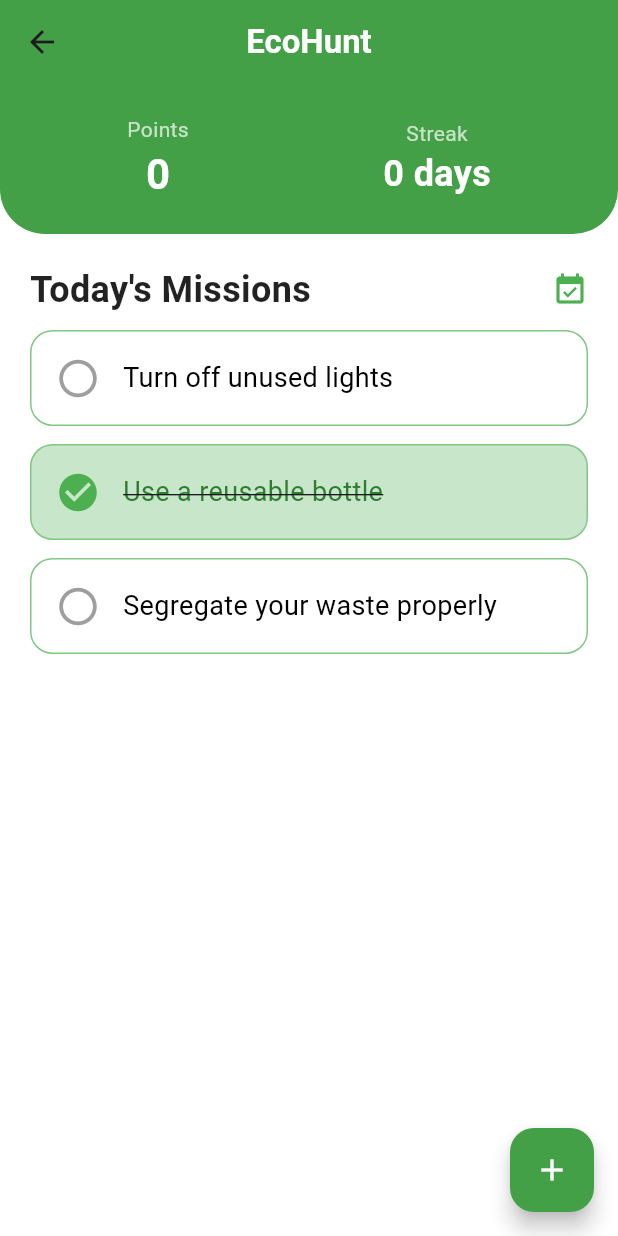
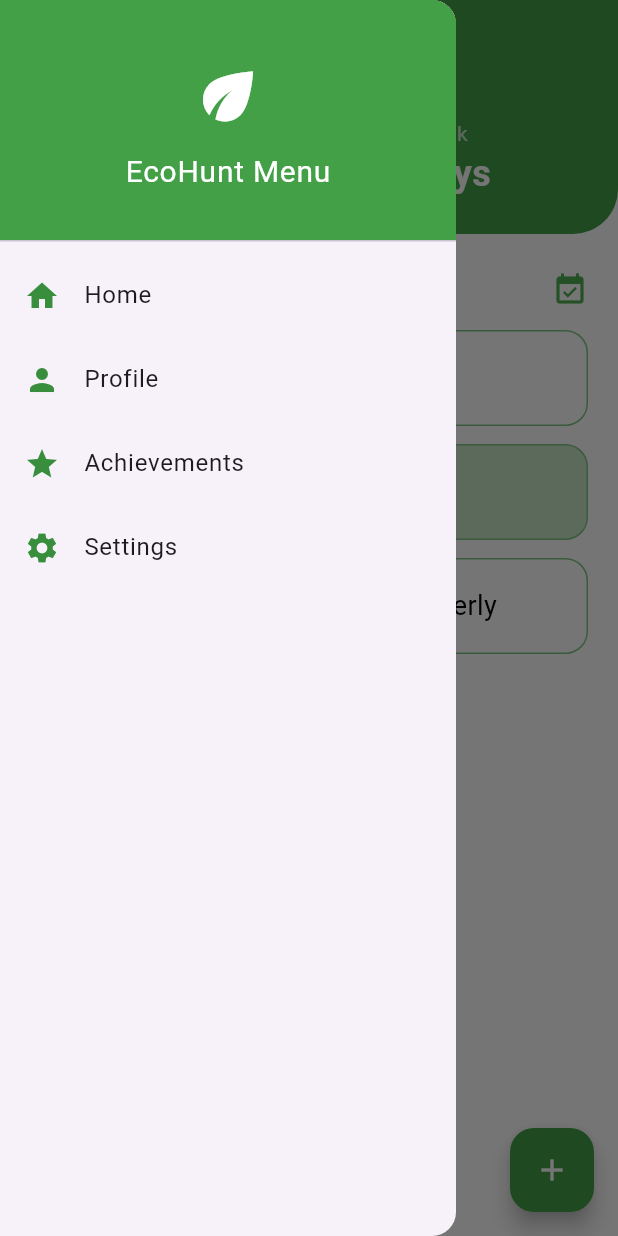
Before and after one commit to seanyxx/Final_EcoHunt, a Flutter app: the HomeScreen screen opened by its route, with the side drawer open (before the commit the screen has no drawer), on a phone screen of 412 x 824 dp. Run offline on Flutter 3.47's test engine with Material 3 defaults, Android fonts, the phone set to English and light mode, and no system bars; our stand-ins replace shared_preferences; accounts and stored records are empty.

Commit message:
Restored app navigation and updated HomeScreen UI

```diff
--- a/lib/main.dart
+++ b/lib/main.dart
@@ -1,11 +1,13 @@
-// lib/main.dart
 import 'package:flutter/material.dart';
 import 'screens/splash_screen.dart';
 import 'screens/onboarding_screen.dart';
 import 'screens/home_screen.dart';
+import 'screens/profile_screen.dart';
+import 'screens/settings_screen.dart';
+import 'screens/achievements_screen.dart';
 
 void main() {
-  runApp(EcoHuntApp());
+  runApp(const EcoHuntApp());
 }
 
 class EcoHuntApp extends StatelessWidget {
@@ -20,16 +22,14 @@ class EcoHuntApp extends StatelessWidget {
         textTheme: Typography.blackMountainView.apply(fontSizeFactor: 1.0),
         scaffoldBackgroundColor: Colors.white,
       ),
-      home: SplashScreen(),
+      home: const SplashScreen(),
       routes: {
-        '/onboarding': (_) => OnboardingScreen(),
-        '/home': (_) => HomeScreen(),
+        '/onboarding': (_) => const OnboardingScreen(),
+        '/home': (_) => const HomeScreen(),
+        '/profile': (_) => const ProfileScreen(),
+        '/settings': (_) => const SettingsScreen(),
+        '/achievements': (_) => const AchievementsScreen(),
       },
     );
   }
 }
-
-// NOTE TO TEAM:
-// The original combined UI code has now been removed from main.dart.
-// Next steps: create the files inside /screens and /widgets folders.
-// I will generate each file when you say "Create the screens folder now."
--- a/lib/screens/home_screen.dart
+++ b/lib/screens/home_screen.dart
@@ -13,7 +13,6 @@ class HomeScreen extends StatefulWidget {
 class _HomeScreenState extends State<HomeScreen> {
   int points = 0;
   int streak = 0;
-
   List<Mission> missions = [];
 
   @override
@@ -30,8 +29,8 @@ class _HomeScreenState extends State<HomeScreen> {
     setState(() {
       points = loadedPoints;
       streak = loadedStreak;
+
       if (loadedMissions.isEmpty) {
-        // initialize defaults if none saved
         missions = [
           Mission(title: 'Turn off unused lights'),
           Mission(title: 'Use a reusable bottle', completed: true),
@@ -43,17 +42,17 @@ class _HomeScreenState extends State<HomeScreen> {
       }
     });
 
-    // Ensure achievements reflect current data
     await _updateAchievements();
   }
 
   void toggleMission(int index) {
     final wasCompleted = missions[index].completed;
+
     setState(() {
       missions[index].completed = !wasCompleted;
     });
 
-    // Update points: add when marking completed, subtract when unmarking
+    // Add or remove points
     if (!wasCompleted && missions[index].completed) {
       points += missions[index].points;
     } else if (wasCompleted && !missions[index].completed) {
@@ -61,37 +60,23 @@ class _HomeScreenState extends State<HomeScreen> {
       if (points < 0) points = 0;
     }
 
-    // Persist changes
     LocalStorage.saveMissions(missions);
     LocalStorage.savePoints(points);
-
-    // Recompute achievements and persist
     _updateAchievements();
   }
 
   Future<void> _updateAchievements() async {
     final completedCount = missions.where((m) => m.completed).length;
-    final List<Map<String, dynamic>> achievements = [
+
+    final achievements = [
       {
         'title': 'First Mission Completed',
         'points': 10,
         'completed': completedCount >= 1,
       },
-      {
-        'title': '3-Day Streak',
-        'points': 30,
-        'completed': streak >= 3,
-      },
-      {
-        'title': '5 Eco Tasks',
-        'points': 50,
-        'completed': completedCount >= 5,
-      },
-      {
-        'title': 'Green Hero',
-        'points': 100,
-        'completed': points >= 100,
-      },
+      {'title': '3-Day Streak', 'points': 30, 'completed': streak >= 3},
+      {'title': '5 Eco Tasks', 'points': 50, 'completed': completedCount >= 5},
+      {'title': 'Green Hero', 'points': 100, 'completed': points >= 100},
     ];
 
     await LocalStorage.saveAchievements(achievements);
@@ -99,6 +84,7 @@ class _HomeScreenState extends State<HomeScreen> {
 
   Future<void> _addMissionDialog() async {
     final controller = TextEditingController();
+
     final result = await showDialog<String?>(
       context: context,
       builder: (context) => AlertDialog(
@@ -121,8 +107,7 @@ class _HomeScreenState extends State<HomeScreen> {
     );
 
     if (result != null && result.isNotEmpty) {
-      final newMission = Mission(title: result);
-      setState(() => missions.add(newMission));
+      setState(() => missions.add(Mission(title: result)));
       await LocalStorage.saveMissions(missions);
     }
   }
@@ -130,6 +115,59 @@ class _HomeScreenState extends State<HomeScreen> {
   @override
   Widget build(BuildContext context) {
     return Scaffold(
+      // --------------------------------------------------------
+      // 🟢 Navigation Drawer (Restores Profile/Settings/etc.)
+      // --------------------------------------------------------
+      drawer: Drawer(
+        child: ListView(
+          padding: EdgeInsets.zero,
+          children: [
+            DrawerHeader(
+              decoration: BoxDecoration(color: Colors.green.shade600),
+              child: Column(
+                mainAxisAlignment: MainAxisAlignment.center,
+                children: const [
+                  Icon(Icons.eco, size: 50, color: Colors.white),
+                  SizedBox(height: 10),
+                  Text(
+                    'EcoHunt Menu',
+                    style: TextStyle(color: Colors.white, fontSize: 20),
+                  ),
+                ],
+              ),
+            ),
+
+            // Home
+            ListTile(
+              leading: Icon(Icons.home, color: Colors.green.shade700),
+              title: const Text('Home'),
+              onTap: () => Navigator.pushReplacementNamed(context, '/home'),
+            ),
+
+            // Profile
+            ListTile(
+              leading: Icon(Icons.person, color: Colors.green.shade700),
+              title: const Text('Profile'),
+              onTap: () => Navigator.pushNamed(context, '/profile'),
+            ),
+
+            // Achievements
+            ListTile(
+              leading: Icon(Icons.star, color: Colors.green.shade700),
+              title: const Text('Achievements'),
+              onTap: () => Navigator.pushNamed(context, '/achievements'),
+            ),
+
+            // Settings
+            ListTile(
+              leading: Icon(Icons.settings, color: Colors.green.shade700),
+              title: const Text('Settings'),
+              onTap: () => Navigator.pushNamed(context, '/settings'),
+            ),
+          ],
+        ),
+      ),
+
       appBar: AppBar(
         backgroundColor: Colors.green.shade600,
         elevation: 0,
@@ -142,7 +180,9 @@ class _HomeScreenState extends State<HomeScreen> {
 
       body: Column(
         children: [
-          // Header Section
+          // --------------------------------------------------------
+          // 🟩 Header Section: Points + Streak
+          // --------------------------------------------------------
           Container(
             padding: const EdgeInsets.all(20),
             decoration: BoxDecoration(
@@ -157,7 +197,10 @@ class _HomeScreenState extends State<HomeScreen> {
               children: [
                 Column(
                   children: [
-                    const Text('Points', style: TextStyle(color: Colors.white70)),
+                    const Text(
+                      'Points',
+                      style: TextStyle(color: Colors.white70),
+                    ),
                     Text(
                       '$points',
                       style: const TextStyle(
@@ -170,7 +213,10 @@ class _HomeScreenState extends State<HomeScreen> {
                 ),
                 Column(
                   children: [
-                    const Text('Streak', style: TextStyle(color: Colors.white70)),
+                    const Text(
+                      'Streak',
+                      style: TextStyle(color: Colors.white70),
+                    ),
                     Text(
                       '$streak days',
                       style: const TextStyle(
@@ -187,7 +233,9 @@ class _HomeScreenState extends State<HomeScreen> {
 
           const SizedBox(height: 20),
 
-          // Daily Missions Header
+          // --------------------------------------------------------
+          // Missions Header
+          // --------------------------------------------------------
           Padding(
             padding: const EdgeInsets.symmetric(horizontal: 20.0),
             child: Row(
@@ -204,13 +252,16 @@ class _HomeScreenState extends State<HomeScreen> {
 
           const SizedBox(height: 10),
 
+          // --------------------------------------------------------
           // Mission List
+          // --------------------------------------------------------
           Expanded(
             child: ListView.builder(
               padding: const EdgeInsets.symmetric(horizontal: 20),
               itemCount: missions.length,
               itemBuilder: (context, index) {
                 final completed = missions[index].completed;
+
                 return GestureDetector(
                   onTap: () => toggleMission(index),
                   child: Container(
@@ -224,7 +275,9 @@ class _HomeScreenState extends State<HomeScreen> {
                     child: Row(
                       children: [
                         Icon(
-                          completed ? Icons.check_circle : Icons.circle_outlined,
+                          completed
+                              ? Icons.check_circle
+                              : Icons.circle_outlined,
                           color: completed ? Colors.green : Colors.grey,
                           size: 30,
                         ),
@@ -234,8 +287,12 @@ class _HomeScreenState extends State<HomeScreen> {
                             missions[index].title,
                             style: TextStyle(
                               fontSize: 18,
-                              decoration: completed ? TextDecoration.lineThrough : TextDecoration.none,
-                              color: completed ? Colors.green.shade800 : Colors.black,
+                              decoration: completed
+                                  ? TextDecoration.lineThrough
+                                  : TextDecoration.none,
+                              color: completed
+                                  ? Colors.green.shade800
+                                  : Colors.black,
                             ),
                           ),
                         ),
```
Also changed, not shown: lib/screens/achievements_screen.dart (+8 -3 lines), flutter_ecohunt/pubspec.lock, pubspec.lock.
